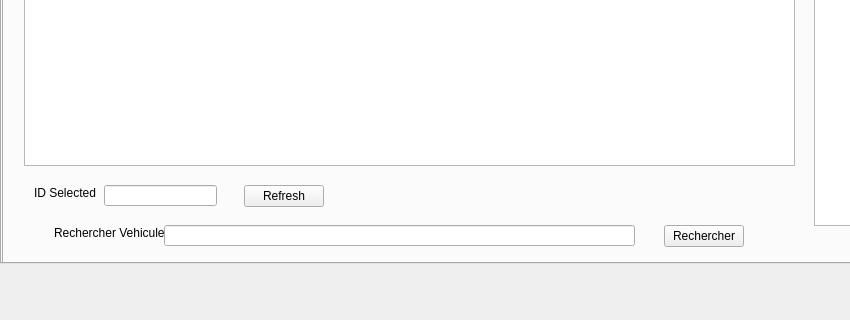
Above: mainwindow.ui from Crystal-Blu/police-station-2A25 before the change; both pictures show x 0 to 850 and y 327 to 647 of the 1089 by 647 pixel window. Below: the same form after it.
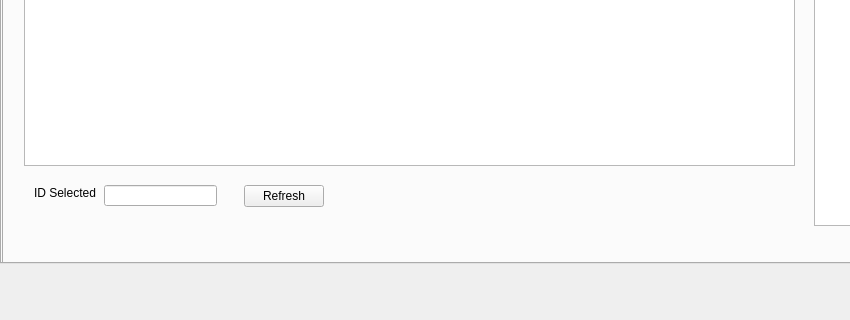
That is the form after the change. The open tabs and pages were chosen to show the change. Icons and pictures are not drawn.

Commit message: changed names and prepared for integration

```diff
--- a/mainwindow.ui
+++ b/mainwindow.ui
@@ -825,43 +825,7 @@
          </rect>
         </property>
        </widget>
-       <widget class="QLabel" name="label_4">
-        <property name="geometry">
-         <rect>
-          <x>50</x>
-          <y>500</y>
-          <width>111</width>
-          <height>16</height>
-         </rect>
-        </property>
-        <property name="text">
-         <string>Rechercher Vehicule</string>
-        </property>
-       </widget>
-       <widget class="QLineEdit" name="lineEdit_4">
-        <property name="geometry">
-         <rect>
-          <x>160</x>
-          <y>500</y>
-          <width>471</width>
-          <height>21</height>
-         </rect>
-        </property>
-       </widget>
-       <widget class="QPushButton" name="pushButton_17">
-        <property name="geometry">
-         <rect>
-          <x>660</x>
-          <y>500</y>
-          <width>80</width>
-          <height>22</height>
-         </rect>
-        </property>
-        <property name="text">
-         <string>Rechercher</string>
-        </property>
-       </widget>
-       <widget class="QPushButton" name="pushButton_18">
+       <widget class="QPushButton" name="declarerepare">
         <property name="enabled">
          <bool>false</bool>
         </property>
```
Left out of the diff: 52 changed lines with no effect on the pictures. The commit also changes 2 other files.
